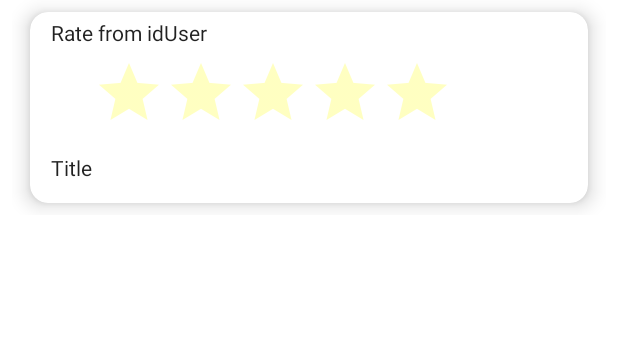
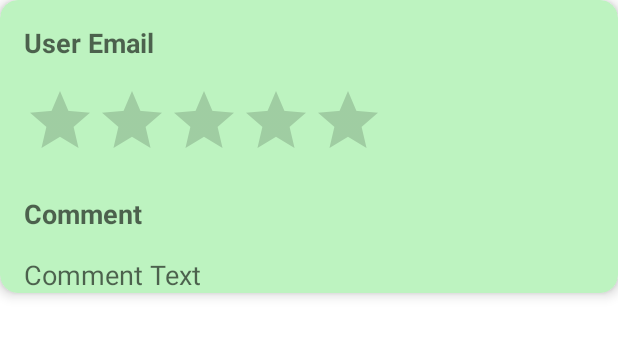
Before and after one commit to giacomino100/G20App, an Android app: the layout rating.xml on its own in the app's theme, with its tools: preview values and no code run, on a phone screen of 412 x 824 dp. Shown: the top 337 px of the screen. Run offline under Robolectric (Android 15) with nearby library versions, the phone set to English and light mode, and no system bars.

Commit message:
fixed rating layouts

```diff
--- a/app/src/main/res/layout/rating.xml
+++ b/app/src/main/res/layout/rating.xml
@@ -1,64 +1,74 @@
 <?xml version="1.0" encoding="utf-8"?>
-<androidx.constraintlayout.widget.ConstraintLayout xmlns:android="http://schemas.android.com/apk/res/android"
+<androidx.cardview.widget.CardView xmlns:android="http://schemas.android.com/apk/res/android"
     xmlns:app="http://schemas.android.com/apk/res-auto"
+    xmlns:tools="http://schemas.android.com/tools"
+    android:id="@+id/trip_list_card_view"
     android:layout_width="match_parent"
     android:layout_height="wrap_content"
-    xmlns:tools="http://schemas.android.com/tools"
-    android:layout_marginStart="8dp"
-    android:layout_marginEnd="8dp">
+    android:layout_marginBottom="4dp"
+    app:cardBackgroundColor="#BDF3C0"
+    app:cardCornerRadius="12dp"
+    app:cardElevation="5dp">
 
-    <androidx.cardview.widget.CardView
-        android:id="@+id/card_rating"
+    <androidx.constraintlayout.widget.ConstraintLayout
         android:layout_width="match_parent"
-        android:layout_height="wrap_content"
-        app:layout_constraintBottom_toBottomOf="parent"
-        app:layout_constraintEnd_toEndOf="parent"
-        app:layout_constraintStart_toStartOf="parent"
-        app:layout_constraintTop_toTopOf="parent"
-        android:layout_marginStart="12dp"
-        android:layout_marginEnd="12dp"
-        android:layout_marginTop="8dp"
-        android:layout_marginBottom="8dp"
-        app:cardCornerRadius="12dp"
-        app:cardElevation="8dp">
+        android:layout_height="match_parent"
+        android:orientation="vertical">
 
         <TextView
-            android:id="@+id/user_rating"
+            android:id="@+id/ratingCardEmail"
             android:layout_width="wrap_content"
             android:layout_height="wrap_content"
-            android:layout_gravity="start|center_horizontal"
-            android:padding="4dp"
-            android:text="Rate from idUser"
-            android:layout_marginStart="10dp"
-            android:layout_marginEnd="10dp"
-            android:layout_marginBottom="10dp"
-            android:textAppearance="@style/TextAppearance.AppCompat.Body1" />
+            android:layout_marginStart="16dp"
+            android:layout_marginTop="16dp"
+            android:text="@string/placeholder_user_email"
+            android:textAppearance="@style/TextAppearance.AppCompat.Display1"
+            android:textStyle="bold"
+            android:textSize="18sp"
+            app:layout_constraintStart_toStartOf="parent"
+            app:layout_constraintTop_toTopOf="parent" />
 
         <RatingBar
-            android:id="@+id/ratingBarFixed"
-            android:layout_width="240dp"
-            android:layout_height="50dp"
-            android:layout_gravity="right"
-            android:layout_marginTop="30dp"
-            android:layout_marginEnd="90dp"
-            android:numStars="5"
-            android:rating="0"
-            android:theme="@style/RatingBar"
+            android:id="@+id/ratingBarRatingsCard"
+            android:layout_width="wrap_content"
+            android:layout_height="wrap_content"
+            android:layout_marginStart="16dp"
+            android:layout_marginTop="16dp"
+            app:layout_constraintBottom_toBottomOf="parent"
             app:layout_constraintEnd_toEndOf="parent"
-            app:layout_constraintTop_toBottomOf="@+id/textViewAssignRating" />
+            app:layout_constraintHorizontal_bias="0.0"
+            app:layout_constraintStart_toStartOf="parent"
+            app:layout_constraintTop_toBottomOf="@+id/ratingCardEmail"
+            app:layout_constraintVertical_bias="0.0" />
 
         <TextView
-            android:id="@+id/comment_rating"
+            android:id="@+id/ratingCardCommentTitle"
             android:layout_width="wrap_content"
             android:layout_height="wrap_content"
-            android:layout_gravity="start|center_horizontal"
-            android:padding="4dp"
-            android:text="@string/title"
-            android:layout_marginTop="90dp"
-            android:layout_marginStart="10dp"
-            android:layout_marginEnd="10dp"
-            android:layout_marginBottom="10dp"
-            android:textAppearance="@style/TextAppearance.AppCompat.Body1" />
-    </androidx.cardview.widget.CardView>
+            android:layout_marginStart="16dp"
+            android:layout_marginTop="16dp"
+            android:text="@string/placeholder_rating_card_comment"
+            android:textAppearance="@style/TextAppearance.AppCompat.Display1"
+            android:textStyle="bold"
+            android:textSize="18sp"
+            app:layout_constraintEnd_toEndOf="parent"
+            app:layout_constraintHorizontal_bias="0.0"
+            app:layout_constraintStart_toStartOf="parent"
+            app:layout_constraintTop_toBottomOf="@id/ratingBarRatingsCard" />
 
-</androidx.constraintlayout.widget.ConstraintLayout>
+        <TextView
+            android:id="@+id/ratingCardComment"
+            android:layout_width="wrap_content"
+            android:layout_height="wrap_content"
+            android:layout_marginStart="16dp"
+            android:layout_marginTop="16dp"
+            android:text="@string/placeholder_rating_card_comment_text"
+            android:textSize="18sp"
+            android:textAppearance="@style/TextAppearance.AppCompat.Display1"
+            app:layout_constraintEnd_toEndOf="parent"
+            app:layout_constraintHorizontal_bias="0.0"
+            app:layout_constraintStart_toStartOf="parent"
+            app:layout_constraintTop_toBottomOf="@id/ratingCardCommentTitle" />
+
+    </androidx.constraintlayout.widget.ConstraintLayout>
+</androidx.cardview.widget.CardView>
--- a/app/src/main/res/values/strings.xml
+++ b/app/src/main/res/values/strings.xml
@@ -59,5 +59,10 @@
     <string name="default_web_client_id_auth">1036561329267-553b65ikj5ts1ofio55579qadqrr0pai.apps.googleusercontent.com</string>
     <string name="there_are_no_time_slots">There are no time slots</string>
     <string name="there_are_no_skills">There are no skills</string>
+    <string name="placeholder_user_email">User Email</string>
+    <string name="placeholder_rating_card_comment">Comment</string>
+    <string name="placeholder_rating_card_comment_text">Comment Text</string>
+    <string name="review_list_empty_vendor_review">There are no vendor reviews for this user</string>
+    <string name="list_rating_empty_buyer_review">There are no buyer reviews for this user</string>
 
 </resources>
```
Also changed, not shown: app/src/main/res/drawable-v24/bg_empty_list.xml (added, +15 -0 lines), app/src/main/res/layout/fragment_list_rating.xml (+103 -23 lines).
